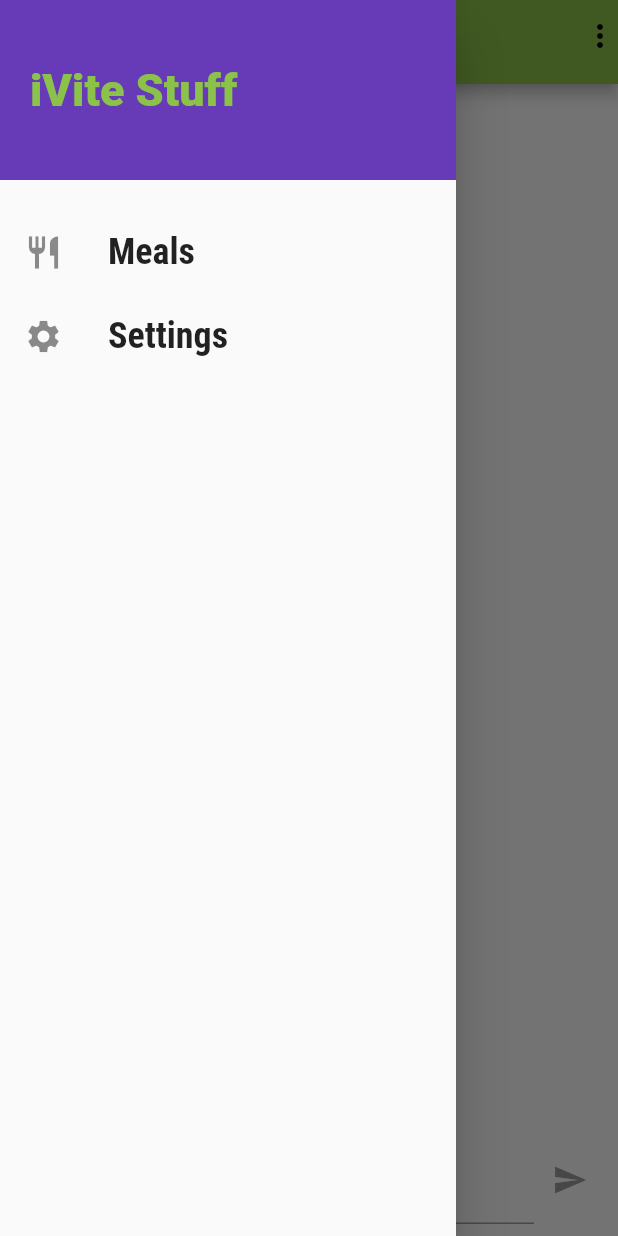
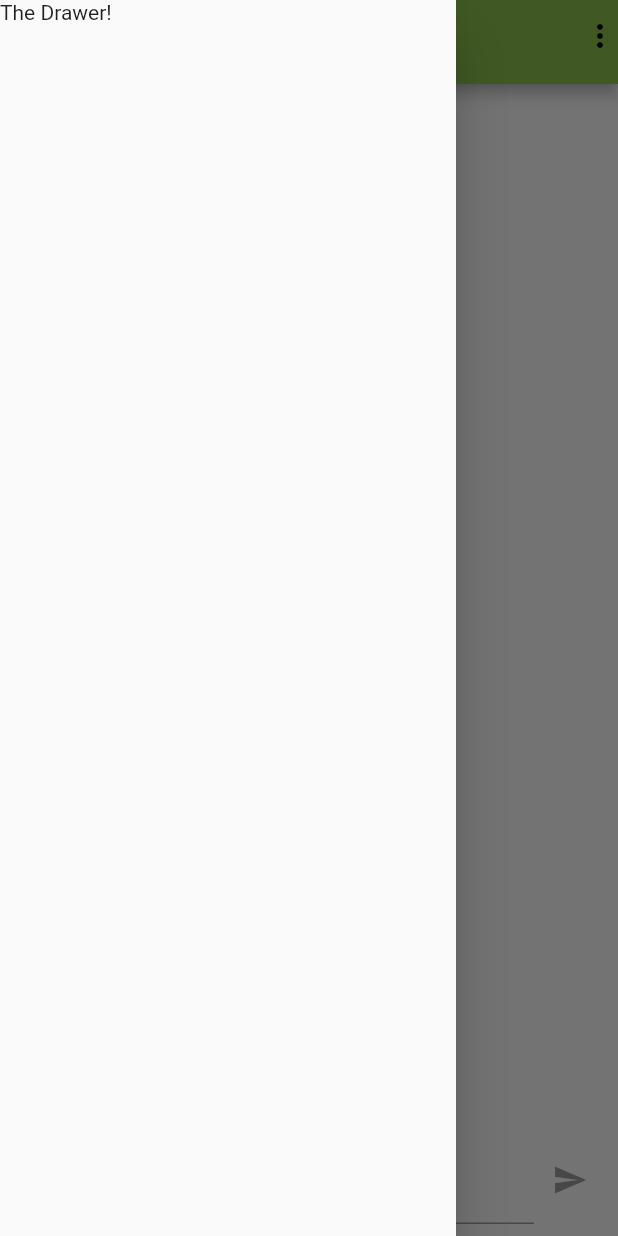
Before and after one commit to iVite/FlutterMobileApp, a Flutter app: the screen it shows once a user with an empty profile is signed in, with the side drawer open, on a phone screen of 412 x 824 dp. Run offline on Flutter 3.47's test engine with Material 2 defaults, Android fonts, the phone set to English and light mode, and no system bars; our stand-ins replace cloud_firestore, email_validator, firebase_auth, firebase_core, firebase_messaging, firebase_storage and 1 more; missing offline and left inert: polls; accounts and stored records are empty.

Commit message:
Revert "initial style of drawer"
This reverts commit 2583e406d63667c7321192e9ee692c5715744e00.

```diff
--- a/lib/screens/chat_screen.dart
+++ b/lib/screens/chat_screen.dart
@@ -4,7 +4,6 @@ import 'package:firebase_messaging/firebase_messaging.dart';
 
 import 'package:ivite_flutter/widgets/chat/messages.dart';
 import 'package:ivite_flutter/widgets/chat/new_message.dart';
-import '../widgets/main_drawer.dart';
 
 class ChatScreen extends StatefulWidget {
   @override
@@ -34,7 +33,7 @@ class _ChatScreenState extends State<ChatScreen> {
   Widget build(BuildContext context) {
     return Scaffold(
       appBar: AppBar(
-        title: Text('iVite'),
+        title: Text('FlutterChat'),
         actions: [
           DropdownButton(
             underline: Container(),
@@ -64,7 +63,9 @@ class _ChatScreenState extends State<ChatScreen> {
           ),
         ],
       ),
-      drawer: MainDrawer(),
+      drawer: Drawer(
+        child: Text("The Drawer!"),
+      ),
       body: Container(
         child: Column(
           children: <Widget>[
--- a/lib/widgets/main_drawer.dart
+++ /dev/null
@@ -1,54 +0,0 @@
-import 'dart:ui';
-
-import 'package:flutter/material.dart';
-
-class MainDrawer extends StatelessWidget {
-  //builder method
-  Widget buildListTile(String title, IconData icon, Function tapHandler) {
-    return ListTile(
-      leading: Icon(
-        icon,
-        size: 26,
-      ),
-      title: Text(
-        title,
-        style: TextStyle(
-          fontFamily: 'RobotoCondensed',
-          fontSize: 24,
-          fontWeight: FontWeight.bold,
-        ),
-      ),
-      onTap: tapHandler,
-    );
-  }
-
-  @override
-  Widget build(BuildContext context) {
-    return Drawer(
-      child: Column(
-        children: <Widget>[
-          Container(
-            height: 120,
-            width: double.infinity,
-            padding: EdgeInsets.all(20),
-            alignment: Alignment.centerLeft,
-            color: Theme.of(context).accentColor,
-            child: Text(
-              'iVite Stuff',
-              style: TextStyle(
-                fontWeight: FontWeight.w900,
-                fontSize: 30,
-                color: Theme.of(context).primaryColor,
-              ),
-            ),
-          ),
-          SizedBox(
-            height: 20,
-          ),
-          buildListTile('Meals', Icons.restaurant, () {}),
-          buildListTile('Settings', Icons.settings, () {}),
-        ],
-      ),
-    );
-  }
-}
```
Also changed, not shown: pubspec.yaml (+11 -17 lines), assets/fonts/Raleway-Black.ttf (deleted), assets/fonts/Raleway-Bold.ttf (deleted), assets/fonts/Raleway-Regular.ttf (deleted), assets/fonts/RobotoCondensed-Bold.ttf (deleted), assets/fonts/RobotoCondensed-Italic.ttf (deleted), assets/fonts/RobotoCondensed-Light.ttf (deleted), assets/fonts/RobotoCondensed-Regular.ttf (deleted).
